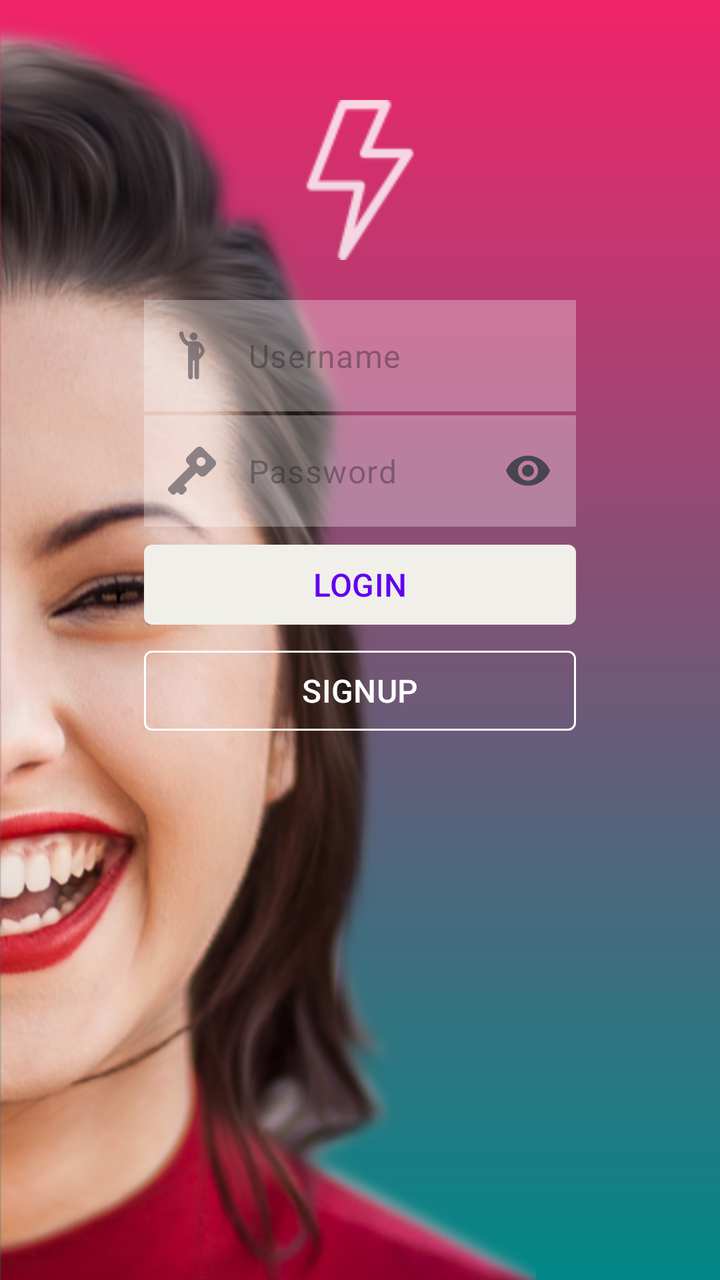
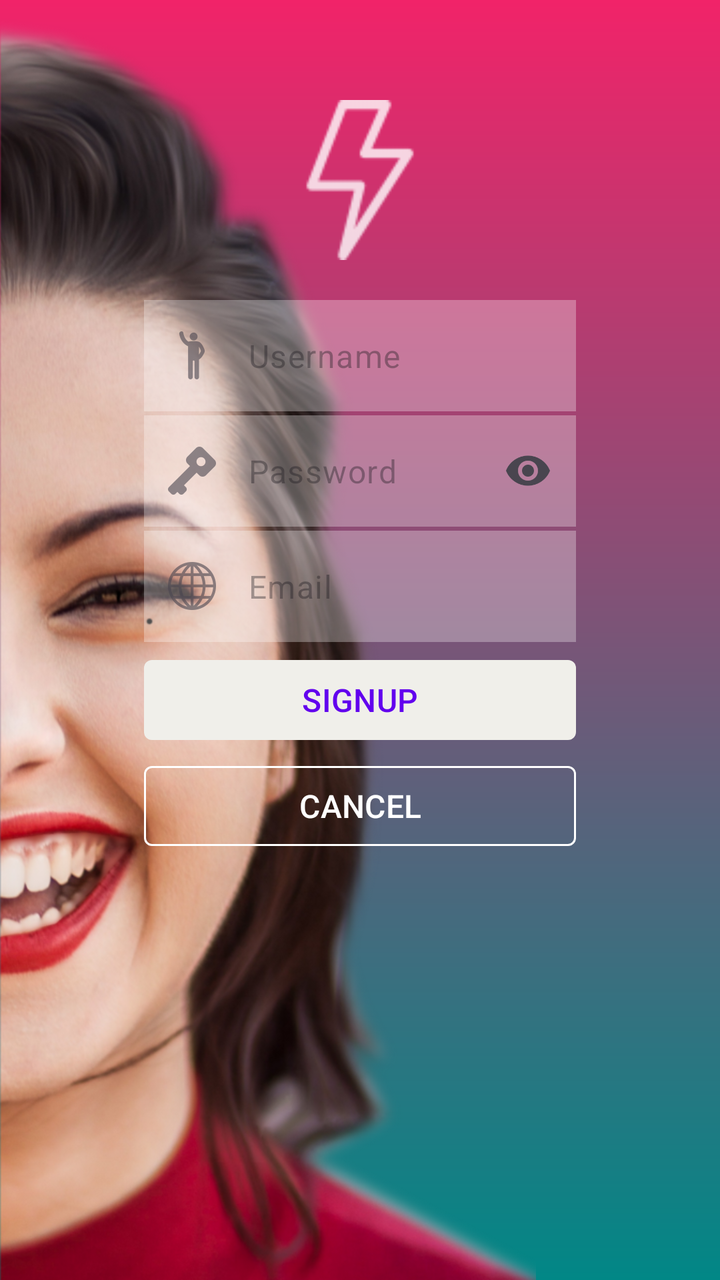

Screens rendered from an Android XML layout before and after an edit, with the pre-edit source and the edit as a unified diff.
<!-- AndroidManifest.xml: application theme Theme.NiceStart -->
<!-- res/layout/activity_signup.xml -->
<?xml version="1.0" encoding="utf-8"?>
<androidx.constraintlayout.widget.ConstraintLayout xmlns:android="http://schemas.android.com/apk/res/android"
    xmlns:app="http://schemas.android.com/apk/res-auto"
    xmlns:tools="http://schemas.android.com/tools"
    android:id="@+id/main"
    android:layout_width="match_parent"
    android:layout_height="match_parent"
    android:background="@drawable/gradient"
    tools:context=".MainActivity">
    <ImageView
        android:src="@drawable/girl"
        android:id="@+id/girl"
        android:layout_width="match_parent"
        android:layout_height="match_parent"
        android:scaleType="fitStart"
        app:layout_constraintBottom_toBottomOf="parent"
        app:layout_constraintStart_toStartOf="parent"

        />

    <androidx.constraintlayout.widget.Guideline
        android:id="@+id/leftguide"
        android:layout_width="wrap_content"
        android:layout_height="wrap_content"
        android:orientation="vertical"
        app:layout_constraintGuide_percent="0.2"/>
    <androidx.constraintlayout.widget.Guideline
        android:id="@+id/rightguide"
        android:layout_width="wrap_content"
        android:layout_height="wrap_content"
        android:orientation="vertical"
        app:layout_constraintGuide_percent="0.8"/>


    <ImageView
        android:src="@drawable/ic_thunder"
        android:id="@+id/ic_thunder"
        android:layout_width="0dp"
        android:layout_height="80dp"
        android:layout_marginTop="50dp"
        app:layout_constraintTop_toTopOf="parent"
        app:layout_constraintStart_toStartOf="@+id/leftguide"
        app:layout_constraintEnd_toEndOf="@+id/rightguide"/>

    <com.google.android.material.textfield.TextInputLayout
        android:id="@+id/user"
        android:layout_width="0dp"
        android:layout_height="wrap_content"
        android:layout_marginTop="20dp"
        android:background="#4DFFFFFF"
        app:startIconDrawable="@drawable/ic_login"
        app:layout_constraintTop_toBottomOf="@id/ic_thunder"
        app:layout_constraintStart_toStartOf="@id/leftguide"
        app:layout_constraintEnd_toEndOf="@id/rightguide"
        app:boxStrokeWidth="0dp"
        app:hintEnabled="false"
        app:boxBackgroundMode="none">

        <com.google.android.material.textfield.TextInputEditText
            android:id="@+id/login"
            android:layout_width="match_parent"
            android:layout_height="wrap_content"
            android:hint="Username"
            android:inputType="text"

            />
    </com.google.android.material.textfield.TextInputLayout>

    <com.google.android.material.textfield.TextInputLayout
        android:id="@+id/passw"
        android:layout_width="0dp"
        android:layout_height="wrap_content"
        android:layout_marginTop="2dp"
        android:background="#4DFFFFFF"
        app:layout_constraintTop_toBottomOf="@id/user"
        app:layout_constraintStart_toStartOf="@id/leftguide"
        app:layout_constraintEnd_toEndOf="@id/rightguide"
        app:startIconDrawable="@drawable/ic_key"
        app:endIconMode="password_toggle"
        app:boxStrokeWidth="0dp"
        app:hintEnabled="false"
        app:boxBackgroundMode="none"
        >
        <com.google.android.material.textfield.TextInputEditText

            android:id="@+id/password"
            android:layout_width="match_parent"
            android:layout_height="match_parent"
            android:inputType="textPassword"
            android:hint="Password" />
    </com.google.android.material.textfield.TextInputLayout>

    <LinearLayout
        android:id="@+id/linbot1"
        android:layout_marginTop="5dp"
        android:layout_width="0dp"
        android:layout_height="wrap_content"
        android:orientation="horizontal"
        app:layout_constraintTop_toBottomOf="@id/passw"
        app:layout_constraintStart_toStartOf="@id/leftguide"
        app:layout_constraintEnd_toEndOf="@id/rightguide">

        <com.google.android.material.button.MaterialButton
            style="@style/button1"
            android:id="@+id/botsign"
            android:layout_width="match_parent"
            android:layout_height="wrap_content"
            android:text="LOGIN"
            android:textColor="@color/purple_500">

        </com.google.android.material.button.MaterialButton>




    </LinearLayout>
    <LinearLayout
        android:id="@+id/linbot2"
        android:layout_marginTop="5dp"
        android:layout_width="0dp"
        android:layout_height="wrap_content"
        android:orientation="horizontal"
        app:layout_constraintTop_toBottomOf="@id/linbot1"
        app:layout_constraintStart_toStartOf="@id/leftguide"
        app:layout_constraintEnd_toEndOf="@id/rightguide">

        <com.google.android.material.button.MaterialButton
            style="@style/button2"
            android:id="@+id/bot2"
            android:layout_width="match_parent"
            android:layout_height="wrap_content"
            android:text="SIGNUP"
            >

        </com.google.android.material.button.MaterialButton>
    </LinearLayout>

</androidx.constraintlayout.widget.ConstraintLayout>
<!-- resources referenced by this layout -->
<resources>
  <color name="purple_500">#FF6200EE</color>
  <!-- drawable girl: png bitmap (drawable, 494518 bytes) -->
  <!-- drawable gradient (drawable) -->
  <shape xmlns:android="http://schemas.android.com/apk/res/android" android:shape="rectangle"
      >
      <gradient
          android:startColor="@color/fucsia_200"
          android:endColor="@color/teal_700"
          android:angle="270">
  
      </gradient>
  
      
  
  
      
      
      
  
      
      
      
      
      
      
      
      
  
  </shape>
  <!-- drawable ic_key: png bitmap (drawable-hdpi, 505 bytes) -->
  <!-- drawable ic_login: png bitmap (drawable-hdpi, 599 bytes) -->
  <!-- drawable ic_thunder: png bitmap (drawable-hdpi, 719 bytes) -->
  <style name="button1" parent="Widget.Material3.Button">
          <item name="backgroundTint">#F0EFEA</item>
          <item name="android:textColor">#1F1F1F</item>
          <item name="android:textSize">16sp</item>
          <item name="cornerRadius">4dp</item>
      </style>
  <style name="button2" parent="Widget.Material3.Button.OutlinedButton">
          <item name="backgroundTint">@android:color/transparent</item>
          <item name="strokeColor">#FFFFFF</item>
          <item name="strokeWidth">1dp</item>
          <item name="android:textColor">#FFFFFF</item>
          <item name="android:textSize">16sp</item>
          <item name="cornerRadius">4dp</item>
          <item name="rippleColor">#33FFFFFF</item>
      </style>
  <style name="Theme.NiceStart" parent="Base.Theme.NiceStart" />
  <color name="fucsia_200">#F12369</color>
  <color name="teal_700">#FF018786</color>
  <style name="Base.Theme.NiceStart" parent="Theme.Material3.DayNight.NoActionBar">
          
          
      </style>
</resources>

<!-- the commit's change to res/layout/activity_signup.xml (unified diff, before → after) -->
@@ -90,13 +90,37 @@
             android:hint="Password" />
     </com.google.android.material.textfield.TextInputLayout>
 
+    <com.google.android.material.textfield.TextInputLayout
+        android:id="@+id/email"
+        android:layout_width="0dp"
+        android:layout_height="wrap_content"
+        android:layout_marginTop="2dp"
+        android:background="#4DFFFFFF"
+        app:startIconDrawable="@drawable/ic_mundo"
+        app:layout_constraintTop_toBottomOf="@id/passw"
+        app:layout_constraintStart_toStartOf="@id/leftguide"
+        app:layout_constraintEnd_toEndOf="@id/rightguide"
+        app:boxStrokeWidth="0dp"
+        app:hintEnabled="false"
+        app:boxBackgroundMode="none">
+
+        <com.google.android.material.textfield.TextInputEditText
+            android:id="@+id/txtemail"
+            android:layout_width="match_parent"
+            android:layout_height="wrap_content"
+            android:hint="Email"
+            android:inputType="text"
+
+            />
+    </com.google.android.material.textfield.TextInputLayout>
+
     <LinearLayout
         android:id="@+id/linbot1"
         android:layout_marginTop="5dp"
         android:layout_width="0dp"
         android:layout_height="wrap_content"
         android:orientation="horizontal"
-        app:layout_constraintTop_toBottomOf="@id/passw"
+        app:layout_constraintTop_toBottomOf="@id/email"
         app:layout_constraintStart_toStartOf="@id/leftguide"
         app:layout_constraintEnd_toEndOf="@id/rightguide">
 
@@ -105,7 +129,7 @@
             android:id="@+id/botsign"
             android:layout_width="match_parent"
             android:layout_height="wrap_content"
-            android:text="LOGIN"
+            android:text="SIGNUP"
             android:textColor="@color/purple_500">
 
         </com.google.android.material.button.MaterialButton>
@@ -129,7 +153,7 @@
             android:id="@+id/bot2"
             android:layout_width="match_parent"
             android:layout_height="wrap_content"
-            android:text="SIGNUP"
+            android:text="CANCEL"
             >
 
         </com.google.android.material.button.MaterialButton>
<!-- resource entries referenced after the edit -->
@@ -31,6 +31,7 @@
   </shape>
   <!-- drawable ic_key: png bitmap (drawable-hdpi, 505 bytes) -->
   <!-- drawable ic_login: png bitmap (drawable-hdpi, 599 bytes) -->
+  <!-- drawable ic_mundo: png bitmap (drawable-hdpi, 1200 bytes) -->
   <!-- drawable ic_thunder: png bitmap (drawable-hdpi, 719 bytes) -->
   <style name="button1" parent="Widget.Material3.Button">
           <item name="backgroundTint">#F0EFEA</item>
